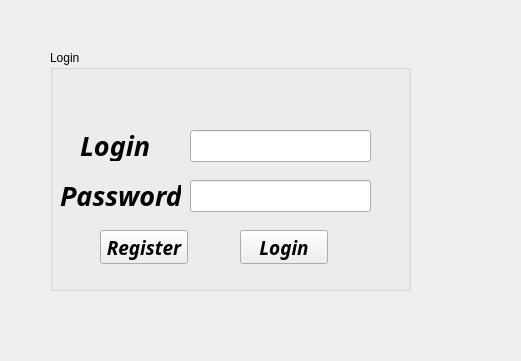
This is PoluPoker/authentication.ui in Yadroff/Poker as Qt 5 draws it before an edit; both pictures show x 0 to 521 and y 0 to 361 of the 1308 by 639 pixel window. The edited form follows.
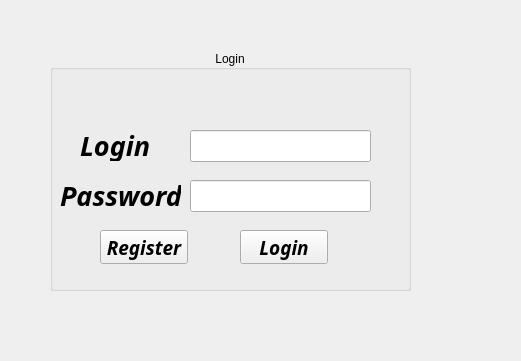
This is the edited form. Icons and pictures are not drawn.

```diff
--- a/PoluPoker/authentication.ui
+++ b/PoluPoker/authentication.ui
@@ -37,6 +37,9 @@
     <property name="title">
      <string>Login</string>
     </property>
+    <property name="alignment">
+     <set>Qt::AlignCenter</set>
+    </property>
     <widget class="QLabel" name="labelLogin">
      <property name="geometry">
       <rect>
```
